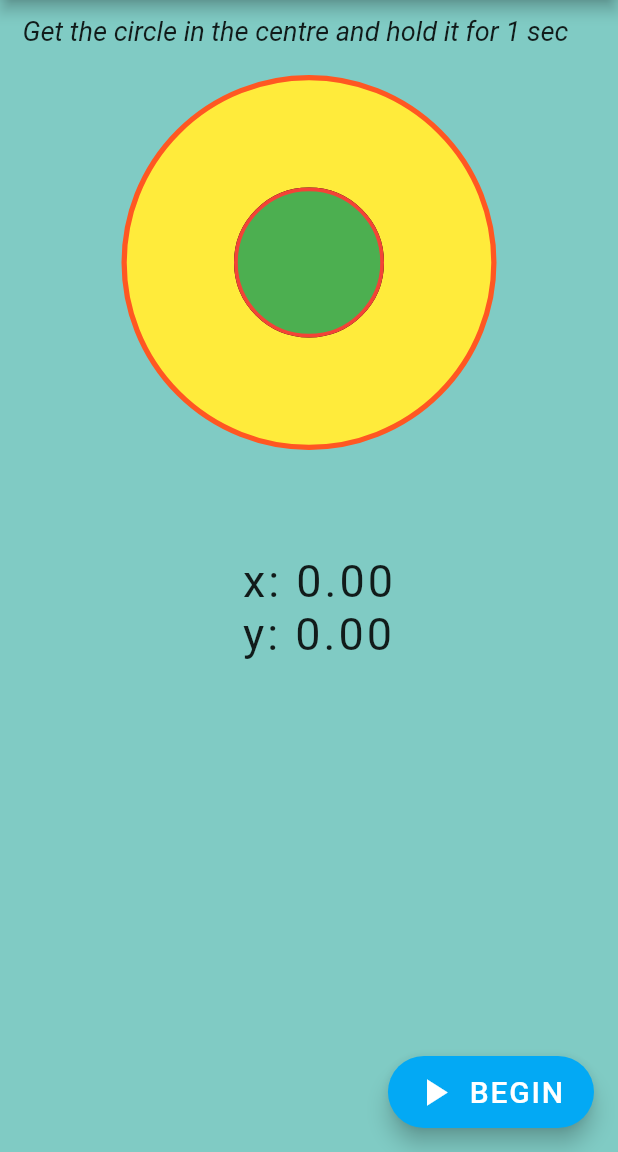
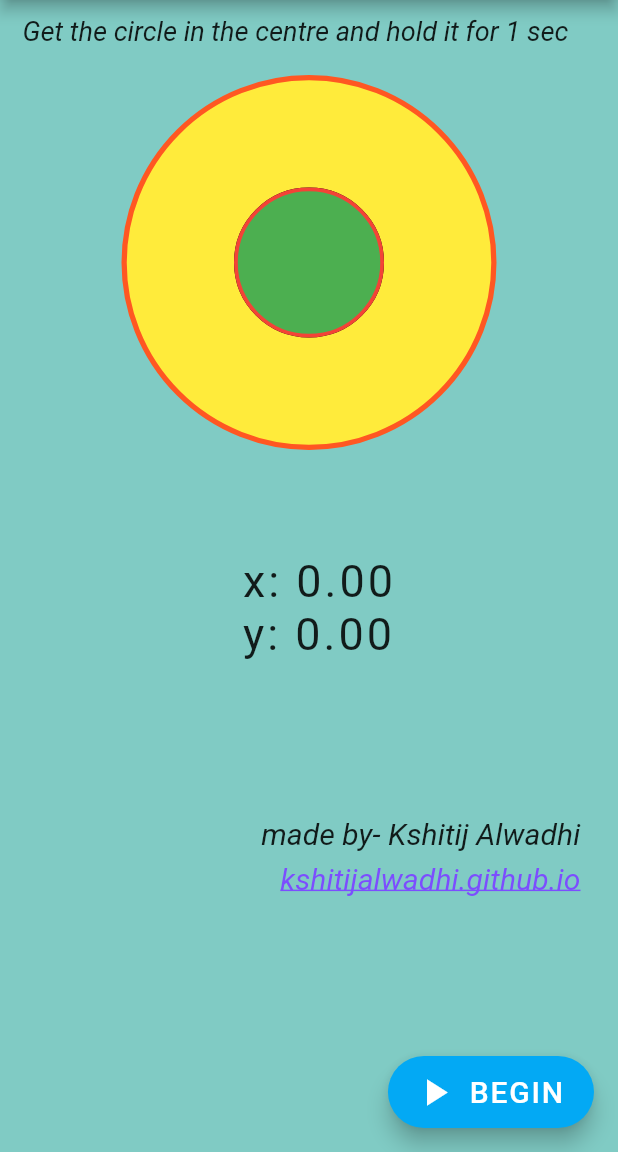
Before and after one commit to kshitijalwadhi/DevClubFlutterAssignment, a Flutter app: the screen it shows after launch, on a phone screen of 412 x 824 dp, the part 84-1236 px from its top. Run offline on Flutter 3.47's test engine with Material 2 defaults, Android fonts, the phone set to English and light mode, and no system bars; our stand-ins replace sensors.

Commit message:
add launcher icon and details

```diff
--- a/dev_club_flutter_assignment/lib/main.dart
+++ b/dev_club_flutter_assignment/lib/main.dart
@@ -1,6 +1,7 @@
 import 'package:flutter/material.dart';
 import 'package:sensors/sensors.dart';
 import 'dart:async'; // for stream of values
+import 'package:url_launcher/url_launcher.dart'; // for url handling
 
 // main function
 void main() {
@@ -133,7 +134,7 @@ class _MyAppBrainState extends State<MyAppBrain> {
                 // empty container to initialise the size of the stack
                 Container(
                   width: width,
-                  height: height/1.5,
+                  height: height/1.2,
                 ),
                 Positioned(
                   top: 10,
@@ -198,6 +199,21 @@ class _MyAppBrainState extends State<MyAppBrain> {
                   left: width/2 - 45,
                   child: Text('y: ${(event?.y ?? 0).toStringAsFixed(2)}', style: TextStyle(fontSize: 30.0, letterSpacing: 2.0, )),
                 ),
+
+                Positioned(
+                  top: height - 280,
+                  right: 25,
+                  child: Text('made by- Kshitij Alwadhi', style: TextStyle(fontSize: 20, fontStyle: FontStyle.italic),),
+                ),
+                Positioned(
+                  top: height - 250,
+                  right: 25,
+                  child: InkWell(
+                      child: Text('kshitijalwadhi.github.io', style: TextStyle(fontSize: 20, fontStyle: FontStyle.italic, color: Colors.deepPurpleAccent,
+                      decoration: TextDecoration.underline),),
+                      onTap: () => launch('https://kshitijalwadhi.github.io',),
+                  ),
+                ),
               ],
             ),
 
--- a/dev_club_flutter_assignment/pubspec.yaml
+++ b/dev_club_flutter_assignment/pubspec.yaml
@@ -25,6 +25,7 @@ dependencies:
   # Use with the CupertinoIcons class for iOS style icons.
   cupertino_icons: ^0.1.2
   sensors: ^0.4.1+5
+  url_launcher: ^5.4.1
 
 dev_dependencies:
   flutter_test:
```
Also changed, not shown: dev_club_flutter_assignment/pubspec.lock, 5 other files.
